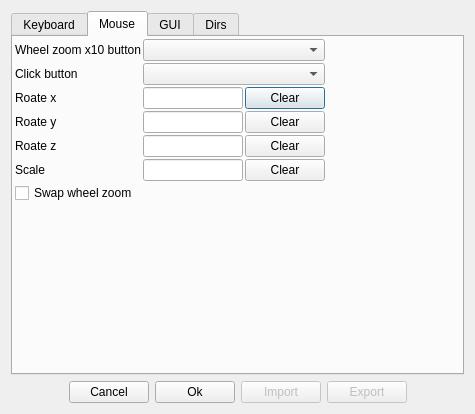
First picture: the form in new_map_editor/preferences.ui, repository xaphier/Eternal-Lands, before the edit.
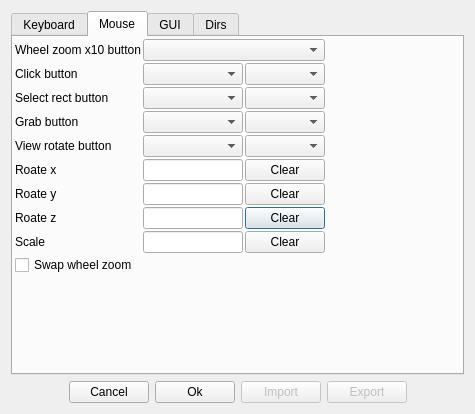
Second picture: the form after the edit. The open tabs and pages were chosen to show the change. Icons and pictures are not drawn.

```diff
--- a/new_map_editor/preferences.ui
+++ b/new_map_editor/preferences.ui
@@ -184,15 +184,18 @@
        <property name="spacing">
         <number>2</number>
        </property>
-       <item row="2" column="0">
-        <widget class="QLabel" name="label_4">
-         <property name="text">
-          <string>Roate x</string>
+       <item row="6" column="1">
+        <widget class="QLineEdit" name="rotate_y_key">
+         <property name="minimumSize">
+          <size>
+           <width>100</width>
+           <height>0</height>
+          </size>
          </property>
         </widget>
        </item>
-       <item row="2" column="2">
-        <widget class="QPushButton" name="pushButton_3">
+       <item row="7" column="2">
+        <widget class="QPushButton" name="pushButton_5">
          <property name="text">
           <string>Clear</string>
          </property>
@@ -202,12 +205,8 @@
          </property>
         </widget>
        </item>
-       <item row="5" column="0">
-        <widget class="QLabel" name="label_7">
-         <property name="text">
-          <string>Scale</string>
-         </property>
-        </widget>
+       <item row="3" column="1">
+        <widget class="QComboBox" name="grab_button"/>
        </item>
        <item row="0" column="0">
         <widget class="QLabel" name="label_2">
@@ -216,48 +215,7 @@
          </property>
         </widget>
        </item>
-       <item row="2" column="1">
-        <widget class="QLineEdit" name="rotate_x_key">
-         <property name="minimumSize">
-          <size>
-           <width>100</width>
-           <height>0</height>
-          </size>
-         </property>
-        </widget>
-       </item>
-       <item row="3" column="1">
-        <widget class="QLineEdit" name="rotate_y_key">
-         <property name="minimumSize">
-          <size>
-           <width>100</width>
-           <height>0</height>
-          </size>
-         </property>
-        </widget>
-       </item>
-       <item row="5" column="1">
-        <widget class="QLineEdit" name="scale_key">
-         <property name="minimumSize">
-          <size>
-           <width>100</width>
-           <height>0</height>
-          </size>
-         </property>
-        </widget>
-       </item>
-       <item row="4" column="2">
-        <widget class="QPushButton" name="pushButton_5">
-         <property name="text">
-          <string>Clear</string>
-         </property>
-         <property name="icon">
-          <iconset resource="icons/resourcen.qrc">
-           <normaloff>:/icons/dialog-error.png</normaloff>:/icons/dialog-error.png</iconset>
-         </property>
-        </widget>
-       </item>
-       <item row="4" column="1">
+       <item row="7" column="1">
         <widget class="QLineEdit" name="rotate_z_key">
          <property name="minimumSize">
           <size>
@@ -267,32 +225,42 @@
          </property>
         </widget>
        </item>
-       <item row="3" column="2">
-        <widget class="QPushButton" name="pushButton_4">
-         <property name="text">
-          <string>Clear</string>
-         </property>
-         <property name="icon">
-          <iconset resource="icons/resourcen.qrc">
-           <normaloff>:/icons/dialog-error.png</normaloff>:/icons/dialog-error.png</iconset>
-         </property>
-        </widget>
-       </item>
-       <item row="3" column="0">
-        <widget class="QLabel" name="label_5">
-         <property name="text">
-          <string>Roate y</string>
-         </property>
-        </widget>
-       </item>
        <item row="4" column="0">
+        <widget class="QLabel" name="label_10">
+         <property name="text">
+          <string>View rotate button</string>
+         </property>
+        </widget>
+       </item>
+       <item row="7" column="0">
         <widget class="QLabel" name="label_6">
          <property name="text">
           <string>Roate z</string>
          </property>
         </widget>
        </item>
+       <item row="6" column="0">
+        <widget class="QLabel" name="label_5">
+         <property name="text">
+          <string>Roate y</string>
+         </property>
+        </widget>
+       </item>
        <item row="5" column="2">
+        <widget class="QPushButton" name="pushButton_3">
+         <property name="text">
+          <string>Clear</string>
+         </property>
+         <property name="icon">
+          <iconset resource="icons/resourcen.qrc">
+           <normaloff>:/icons/dialog-error.png</normaloff>:/icons/dialog-error.png</iconset>
+         </property>
+        </widget>
+       </item>
+       <item row="3" column="2">
+        <widget class="QComboBox" name="grab_key_mod"/>
+       </item>
+       <item row="8" column="2">
         <widget class="QPushButton" name="pushButton_6">
          <property name="text">
           <string>Clear</string>
@@ -303,6 +271,61 @@
          </property>
         </widget>
        </item>
+       <item row="6" column="2">
+        <widget class="QPushButton" name="pushButton_4">
+         <property name="text">
+          <string>Clear</string>
+         </property>
+         <property name="icon">
+          <iconset resource="icons/resourcen.qrc">
+           <normaloff>:/icons/dialog-error.png</normaloff>:/icons/dialog-error.png</iconset>
+         </property>
+        </widget>
+       </item>
+       <item row="5" column="1">
+        <widget class="QLineEdit" name="rotate_x_key">
+         <property name="minimumSize">
+          <size>
+           <width>100</width>
+           <height>0</height>
+          </size>
+         </property>
+        </widget>
+       </item>
+       <item row="4" column="2">
+        <widget class="QComboBox" name="view_rotate_key_mod"/>
+       </item>
+       <item row="8" column="0">
+        <widget class="QLabel" name="label_7">
+         <property name="text">
+          <string>Scale</string>
+         </property>
+        </widget>
+       </item>
+       <item row="5" column="0">
+        <widget class="QLabel" name="label_4">
+         <property name="text">
+          <string>Roate x</string>
+         </property>
+        </widget>
+       </item>
+       <item row="3" column="0">
+        <widget class="QLabel" name="label_11">
+         <property name="text">
+          <string>Grab button</string>
+         </property>
+        </widget>
+       </item>
+       <item row="8" column="1">
+        <widget class="QLineEdit" name="scale_key">
+         <property name="minimumSize">
+          <size>
+           <width>100</width>
+           <height>0</height>
+          </size>
+         </property>
+        </widget>
+       </item>
        <item row="1" column="0">
         <widget class="QLabel" name="label_3">
          <property name="text">
@@ -310,14 +333,56 @@
          </property>
         </widget>
        </item>
-       <item row="6" column="0">
+       <item row="18" column="0" rowspan="3" colspan="3">
+        <spacer name="verticalSpacer_3">
+         <property name="orientation">
+          <enum>Qt::Vertical</enum>
+         </property>
+         <property name="sizeHint" stdset="0">
+          <size>
+           <width>148</width>
+           <height>133</height>
+          </size>
+         </property>
+        </spacer>
+       </item>
+       <item row="4" column="1">
+        <widget class="QComboBox" name="view_rotate_button"/>
+       </item>
+       <item row="0" column="3" rowspan="21">
+        <spacer name="horizontalSpacer_3">
+         <property name="orientation">
+          <enum>Qt::Horizontal</enum>
+         </property>
+         <property name="sizeHint" stdset="0">
+          <size>
+           <width>189</width>
+           <height>178</height>
+          </size>
+         </property>
+        </spacer>
+       </item>
+       <item row="2" column="2">
+        <widget class="QComboBox" name="select_rect_key_mod"/>
+       </item>
+       <item row="9" column="0">
         <widget class="QCheckBox" name="swap_wheel_zoom">
          <property name="text">
           <string>Swap wheel zoom</string>
          </property>
         </widget>
        </item>
-       <item row="1" column="1" colspan="2">
+       <item row="1" column="2">
+        <widget class="QComboBox" name="click_key_mod"/>
+       </item>
+       <item row="2" column="0">
+        <widget class="QLabel" name="label_12">
+         <property name="text">
+          <string>Select rect button</string>
+         </property>
+        </widget>
+       </item>
+       <item row="1" column="1">
         <widget class="QComboBox" name="click_button"/>
        </item>
        <item row="0" column="1" colspan="2">
@@ -330,31 +395,8 @@
          </property>
         </widget>
        </item>
-       <item row="0" column="3" rowspan="18">
-        <spacer name="horizontalSpacer_3">
-         <property name="orientation">
-          <enum>Qt::Horizontal</enum>
-         </property>
-         <property name="sizeHint" stdset="0">
-          <size>
-           <width>189</width>
-           <height>178</height>
-          </size>
-         </property>
-        </spacer>
-       </item>
-       <item row="15" column="0" rowspan="3" colspan="3">
-        <spacer name="verticalSpacer_3">
-         <property name="orientation">
-          <enum>Qt::Vertical</enum>
-         </property>
-         <property name="sizeHint" stdset="0">
-          <size>
-           <width>148</width>
-           <height>133</height>
-          </size>
-         </property>
-        </spacer>
+       <item row="2" column="1">
+        <widget class="QComboBox" name="select_rect_button"/>
        </item>
       </layout>
      </widget>
```
